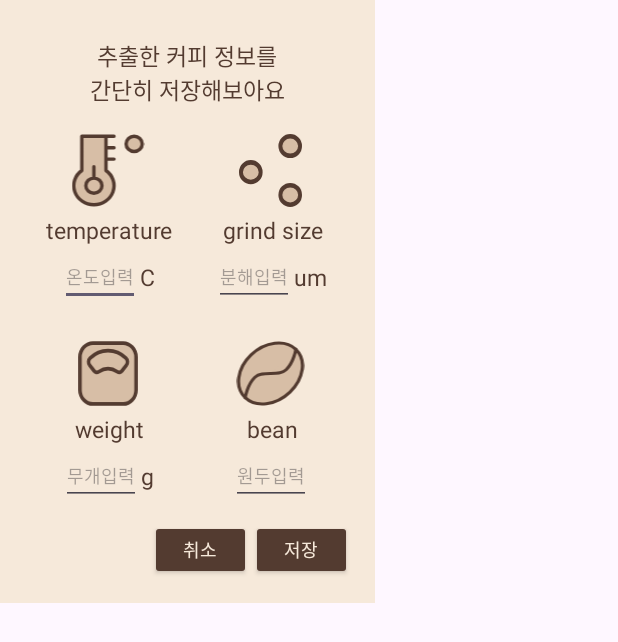
After one commit to 2023-MobileProgramming/HomeRista, an Android app: the layout fragment_info.xml on its own in the app's theme, with its tools: preview values and no code run, on a phone screen of 412 x 824 dp. The commit adds this screen. Shown: the top 642 px of the screen. Run offline under Robolectric (Android 15) with nearby library versions, the phone set to English and light mode, and no system bars.

Commit message:
색감 보셔요

```diff
--- a/app/src/main/res/drawable/record_bean.xml
+++ b/app/src/main/res/drawable/record_bean.xml
@@ -7,14 +7,14 @@
       android:pathData="M50.289,50.292C37.156,63.422 18.322,65.88 8.225,55.776C-1.882,45.673 0.58,26.842 13.708,13.708C26.847,0.578 45.68,-1.879 55.777,8.224C65.879,18.322 63.417,37.158 50.289,50.292Z"
       android:strokeLineJoin="round"
       android:strokeWidth="3"
-      android:fillColor="#EFC3A4"
+      android:fillColor="#D7BEA6"
       android:strokeColor="#533B30"
       android:strokeLineCap="round"/>
   <path
       android:pathData="M55.772,8.224C55.772,8.224 53.946,21.028 46.626,28.343C39.313,35.658 24.684,28.343 17.37,35.657C10.051,42.972 8.225,55.781 8.225,55.781"
       android:strokeLineJoin="round"
       android:strokeWidth="3"
-      android:fillColor="#EFC3A4"
+      android:fillColor="#D7BEA6"
       android:strokeColor="#533B30"
       android:strokeLineCap="round"/>
 </vector>
--- a/app/src/main/res/drawable/record_decomposition.xml
+++ b/app/src/main/res/drawable/record_decomposition.xml
@@ -6,16 +6,16 @@
   <path
       android:pathData="M52,62C57.523,62 62,58.162 62,53.429C62,48.695 57.523,44.857 52,44.857C46.477,44.857 42,48.695 42,53.429C42,58.162 46.477,62 52,62Z"
       android:strokeWidth="4"
-      android:fillColor="#EFC3A4"
+      android:fillColor="#D7BEA6"
       android:strokeColor="#533B30"/>
   <path
       android:pathData="M12,42C17.523,42 22,38.162 22,33.429C22,28.695 17.523,24.857 12,24.857C6.477,24.857 2,28.695 2,33.429C2,38.162 6.477,42 12,42Z"
       android:strokeWidth="4"
-      android:fillColor="#EFC3A4"
+      android:fillColor="#D7BEA6"
       android:strokeColor="#533B30"/>
   <path
       android:pathData="M52,19.143C57.523,19.143 62,15.305 62,10.571C62,5.838 57.523,2 52,2C46.477,2 42,5.838 42,10.571C42,15.305 46.477,19.143 52,19.143Z"
       android:strokeWidth="4"
-      android:fillColor="#EFC3A4"
+      android:fillColor="#D7BEA6"
       android:strokeColor="#533B30"/>
 </vector>
--- a/app/src/main/res/drawable/record_temperature.xml
+++ b/app/src/main/res/drawable/record_temperature.xml
@@ -7,14 +7,14 @@
       android:pathData="M30.235,2H9.059V32C6.096,34.099 3.907,37.025 2.803,40.364C1.698,43.703 1.734,47.285 2.906,50.604C4.077,53.922 6.324,56.809 9.329,58.854C12.333,60.899 15.943,62 19.647,62C23.351,62 26.961,60.899 29.965,58.854C32.97,56.809 35.217,53.922 36.389,50.604C37.56,47.285 37.596,43.703 36.491,40.364C35.387,37.025 33.198,34.099 30.235,32V2ZM30.235,2H37.294M30.235,12H37.294M30.235,22H37.294M54.941,15.333C56.813,15.333 58.609,14.631 59.932,13.381C61.256,12.13 62,10.435 62,8.667C62,6.899 61.256,5.203 59.932,3.953C58.609,2.702 56.813,2 54.941,2C53.069,2 51.274,2.702 49.95,3.953C48.626,5.203 47.882,6.899 47.882,8.667C47.882,10.435 48.626,12.13 49.95,13.381C51.274,14.631 53.069,15.333 54.941,15.333Z"
       android:strokeLineJoin="round"
       android:strokeWidth="3"
-      android:fillColor="#EFC3A4"
+      android:fillColor="#D7BEA6"
       android:strokeColor="#533B30"
       android:strokeLineCap="round"/>
   <path
       android:pathData="M19.647,38.667C17.775,38.667 15.979,39.369 14.656,40.619C13.332,41.87 12.588,43.565 12.588,45.333C12.588,47.102 13.332,48.797 14.656,50.047C15.979,51.298 17.775,52 19.647,52C21.519,52 23.315,51.298 24.638,50.047C25.962,48.797 26.706,47.102 26.706,45.333C26.706,43.565 25.962,41.87 24.638,40.619C23.315,39.369 21.519,38.667 19.647,38.667ZM19.647,38.667V28.667"
       android:strokeLineJoin="round"
       android:strokeWidth="3"
-      android:fillColor="#EFC3A4"
+      android:fillColor="#D7BEA6"
       android:strokeColor="#533B30"
       android:strokeLineCap="round"/>
 </vector>
--- a/app/src/main/res/drawable/record_weight.xml
+++ b/app/src/main/res/drawable/record_weight.xml
@@ -7,12 +7,12 @@
       android:pathData="M39.125,1.625H12.875C6.662,1.625 1.625,6.662 1.625,12.875V39.125C1.625,45.338 6.662,50.375 12.875,50.375H39.125C45.338,50.375 50.375,45.338 50.375,39.125V12.875C50.375,6.662 45.338,1.625 39.125,1.625Z"
       android:strokeLineJoin="round"
       android:strokeWidth="3"
-      android:fillColor="#EFC3A4"
+      android:fillColor="#D7BEA6"
       android:strokeColor="#533B30"/>
   <path
       android:pathData="M41.579,13.761C38.713,11.15 33.526,7.737 26,7.737C18.474,7.737 13.288,11.15 10.421,13.761C9.642,14.47 9.17,15.454 9.103,16.506C9.036,17.557 9.38,18.593 10.063,19.395L13.967,23.99C14.442,24.546 15.1,24.914 15.823,25.026C16.545,25.138 17.284,24.987 17.905,24.601C19.77,23.449 22.699,22.065 26.002,22.065C29.306,22.065 32.234,23.449 34.1,24.601C34.721,24.987 35.459,25.138 36.182,25.026C36.904,24.914 37.563,24.546 38.037,23.99L41.938,19.395C42.62,18.593 42.964,17.557 42.897,16.506C42.83,15.454 42.358,14.47 41.579,13.761Z"
       android:strokeLineJoin="round"
       android:strokeWidth="3"
-      android:fillColor="#EFC3A4"
+      android:fillColor="#D7BEA6"
       android:strokeColor="#533B30"/>
 </vector>
--- /dev/null
+++ b/app/src/main/res/layout/fragment_info.xml
@@ -0,0 +1,229 @@
+<?xml version="1.0" encoding="utf-8"?>
+
+<LinearLayout xmlns:android="http://schemas.android.com/apk/res/android"
+    android:layout_width="250dp"
+    android:layout_height="wrap_content"
+    android:orientation="vertical"
+    android:padding="15dp"
+    android:gravity="center"
+    android:background="#F6E9DA">
+
+    <TextView
+        android:layout_width="wrap_content"
+        android:layout_height="wrap_content"
+        android:text="추출한 커피 정보를\n간단히 저장해보아요"
+        android:textSize="15dp"
+        android:textColor="#533B30"
+        android:gravity="center"
+        android:layout_gravity="center"
+        android:layout_marginTop="10dp"
+        android:layout_marginBottom="15dp"/>
+
+    <TableLayout
+        android:layout_width="wrap_content"
+        android:layout_height="wrap_content"
+        android:gravity="center"
+        android:stretchColumns="0, 1, 2">
+
+        <TableRow
+            android:layout_width="110dp">
+
+            <ImageView
+                android:id="@+id/iv_temp"
+                android:layout_width="55dp"
+                android:layout_height="55dp"
+                android:src="@drawable/record_temperature"
+                android:layout_gravity="center"
+                android:padding="3dp"/>
+
+            <ImageView
+                android:id="@+id/iv_decomp"
+                android:layout_width="55dp"
+                android:layout_height="55dp"
+                android:layout_gravity="center"
+                android:src="@drawable/record_decomposition"
+                android:padding="3dp"/>
+
+        </TableRow>
+
+        <TableRow
+            android:layout_width="110dp"
+            android:padding="1dp">
+
+            <TextView
+                android:id="@+id/tv_temp"
+                android:layout_width="match_parent"
+                android:layout_height="match_parent"
+                android:text="temperature"
+                android:textColor="#533B30"
+                android:textSize="15dp"
+                android:layout_gravity="center" />
+
+            <TextView
+                android:id="@+id/tv_decomp"
+                android:layout_width="match_parent"
+                android:layout_height="match_parent"
+                android:text="grind size"
+                android:layout_gravity="center"
+                android:textColor="#533B30"
+                android:textSize="15dp" />
+        </TableRow>
+
+        <TableRow
+            android:layout_width="110dp">
+
+            <LinearLayout
+                android:layout_width="wrap_content"
+                android:layout_height="wrap_content"
+                android:layout_gravity="center"
+                android:orientation="horizontal">
+
+                <EditText
+                    android:id="@+id/et_temp"
+                    android:layout_width="match_parent"
+                    android:layout_height="wrap_content"
+                    android:hint="온도입력"
+                    android:textSize="12dp" />
+
+                <TextView
+                    android:layout_width="match_parent"
+                    android:layout_height="wrap_content"
+                    android:text="C"
+                    android:layout_gravity="center_vertical"
+                    android:textColor="#533B30"
+                    android:textSize="15dp" />
+
+
+            </LinearLayout>
+            <LinearLayout
+                android:layout_width="wrap_content"
+                android:layout_height="wrap_content"
+                android:layout_gravity="center"
+                android:orientation="horizontal">
+
+                <EditText
+                    android:id="@+id/et_decomp"
+                    android:layout_width="match_parent"
+                    android:layout_height="wrap_content"
+                    android:hint="분해입력"
+                    android:textSize="12dp" />
+
+                <TextView
+                    android:layout_width="match_parent"
+                    android:layout_height="wrap_content"
+                    android:text="um"
+                    android:layout_gravity="center_vertical"
+                    android:textColor="#533B30"
+                    android:textSize="15dp"/>
+            </LinearLayout>
+
+        </TableRow>
+
+        <TableRow
+            android:layout_width="110dp"
+            android:layout_marginTop="20dp">
+
+            <ImageView
+                android:id="@+id/iv_weight"
+                android:layout_width="match_parent"
+                android:layout_height="match_parent"
+                android:src="@drawable/record_weight"
+                android:layout_gravity="center"
+                android:padding="3dp"/>
+
+            <ImageView
+                android:id="@+id/iv_bean"
+                android:layout_width="50dp"
+                android:layout_height="50dp"
+                android:src="@drawable/record_bean"
+                android:padding="3dp"
+                android:layout_gravity="center"/>
+
+        </TableRow>
+
+        <TableRow
+            android:layout_width="110dp"
+            android:padding="1dp">
+            <TextView
+                android:id="@+id/tv_weight"
+                android:layout_width="wrap_content"
+                android:layout_height="wrap_content"
+                android:text="weight"
+                android:textColor="#533B30"
+                android:textSize="15dp"
+                android:layout_gravity="center"/>
+
+            <TextView
+                android:id="@+id/tv_bean"
+                android:layout_width="wrap_content"
+                android:layout_height="wrap_content"
+                android:layout_gravity="center"
+                android:text="bean"
+                android:textColor="#533B30"
+                android:textSize="15dp" />
+
+        </TableRow>
+
+        <TableRow
+            android:layout_width="110dp">
+            <LinearLayout
+                android:layout_width="wrap_content"
+                android:layout_height="wrap_content"
+                android:layout_gravity="center"
+                android:orientation="horizontal">
+
+                <EditText
+                    android:id="@+id/et_weight"
+                    android:layout_width="match_parent"
+                    android:layout_height="wrap_content"
+                    android:hint="무개입력"
+                    android:textSize="12dp" />
+
+                <TextView
+                    android:layout_width="wrap_content"
+                    android:layout_height="wrap_content"
+                    android:layout_gravity="center_vertical"
+                    android:text="g"
+                    android:textColor="#533B30"
+                    android:textSize="15dp" />
+            </LinearLayout>
+
+            <LinearLayout
+                android:layout_width="wrap_content"
+                android:layout_height="match_parent"
+                android:layout_gravity="center">
+                <EditText
+                    android:id="@+id/et_bean"
+                    android:layout_width="wrap_content"
+                    android:layout_height="wrap_content"
+                    android:hint="원두입력"
+                    android:textSize="12dp" />
+
+            </LinearLayout>
+
+        </TableRow>
+    </TableLayout>
+
+    <LinearLayout
+        android:layout_width="wrap_content"
+        android:layout_height="wrap_content"
+        android:layout_gravity="right"
+        android:layout_marginTop="10dp">
+        <androidx.appcompat.widget.AppCompatButton
+            android:layout_width="67dp"
+            android:layout_height="40dp"
+            android:text="취소"
+            android:textColor="#F6E9DA"
+            android:textSize="12dp"
+            android:backgroundTint="#533B30" />
+        <androidx.appcompat.widget.AppCompatButton
+            android:layout_width="67dp"
+            android:layout_height="40dp"
+            android:text="저장"
+            android:textColor="#F6E9DA"
+            android:textSize="12dp"
+            android:backgroundTint="#533B30" />
+
+    </LinearLayout>
+
+</LinearLayout>
```
